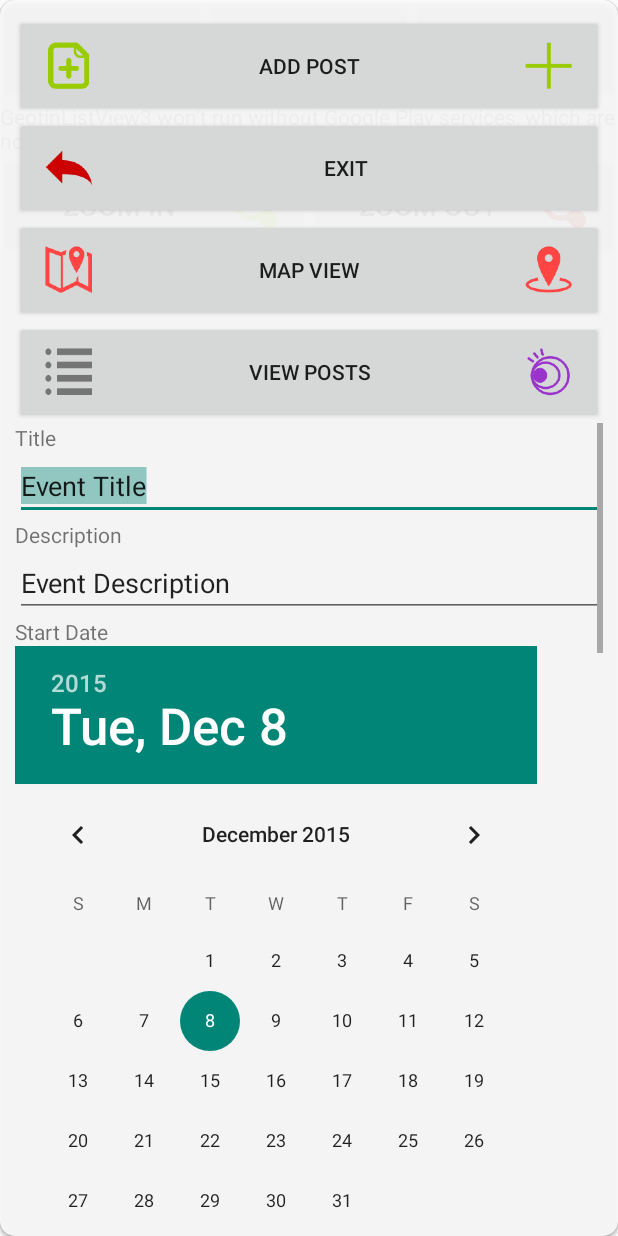
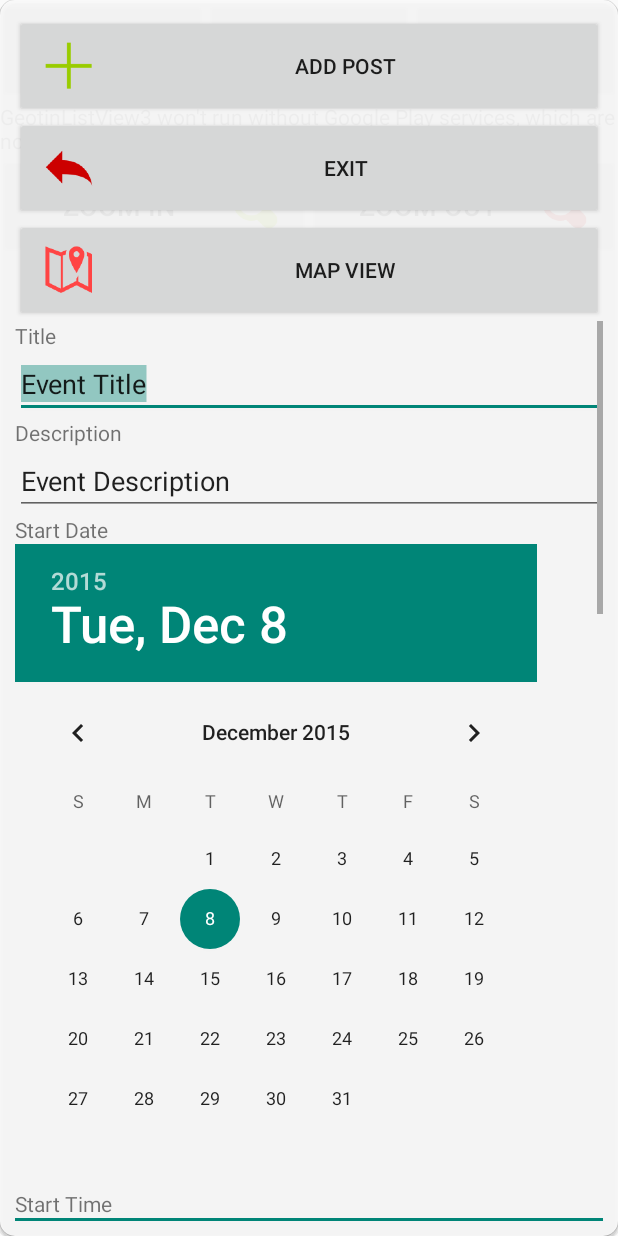
Before and after one commit to chumeda/GeoTinListView3, an Android app: the screen it shows after launch (MapView), after a tap on "POST", on a phone screen of 412 x 824 dp. Run offline under Robolectric (Android 15) with nearby library versions, the phone set to English and light mode, and no system bars; 1 statement that could not run was skipped.

Commit message:
Changed icon buttons. Took out map view

```diff
--- a/app/src/main/java/chumeda/geotinlistview3/AddPost.java
+++ b/app/src/main/java/chumeda/geotinlistview3/AddPost.java
@@ -47,7 +47,7 @@ public class AddPost extends AppCompatActivity implements View.OnClickListener {
         timePickerEndTime = (TimePicker) findViewById(R.id.timePickerEndTime);
 
         buttonAdd = (Button) findViewById(R.id.buttonAdd);
-        buttonView = (Button) findViewById(R.id.buttonView);
+        //buttonView = (Button) findViewById(R.id.buttonView);
         buttonMap = (Button) findViewById(R.id.buttonMap);
 
         //setting listeners to buttons
--- a/app/src/main/java/chumeda/geotinlistview3/ViewAllPosts.java
+++ b/app/src/main/java/chumeda/geotinlistview3/ViewAllPosts.java
@@ -57,7 +57,7 @@ public class ViewAllPosts extends AppCompatActivity implements ListView.OnItemCl
         listView.setOnItemClickListener(this);
         refreshButton = (Button) findViewById(R.id.refresh);
         newPost = (Button) findViewById(R.id.newPostfromList);
-        mapView = (Button) findViewById(R.id.mapViewFromList);
+        //mapView = (Button) findViewById(R.id.mapViewFromList);
         refreshButton.setOnClickListener(this);
         newPost.setOnClickListener(new AdapterView.OnClickListener() {
             @Override
@@ -194,7 +194,7 @@ public class ViewAllPosts extends AppCompatActivity implements ListView.OnItemCl
                 });
             }
         });
-        mapView.setOnClickListener(this);
+        //mapView.setOnClickListener(this);
         getJSON();
     }
 
--- a/app/src/main/res/layout/activity_map_view.xml
+++ b/app/src/main/res/layout/activity_map_view.xml
@@ -18,12 +18,8 @@ android:orientation="vertical">
         android:text="Post"
         android:id="@+id/Post"
         android:layout_gravity="left"
-
-        android:textColor="@color/DarkBlue"
-        android:textSize="@dimen/textSize20"
-
         android:onClick="onPost"
-        android:drawableLeft="@mipmap/ic_posthome"
+        android:drawableLeft="@mipmap/ic_addpost"
         android:layout_weight="1" />
 
     <Button
--- a/app/src/main/res/layout/activity_update_post.xml
+++ b/app/src/main/res/layout/activity_update_post.xml
@@ -13,7 +13,6 @@ android:paddingBottom="@dimen/activity_vertical_margin" tools:context=".ViewPost
         android:layout_width="fill_parent"
         android:layout_height="wrap_content"
         android:text="@string/button_update"
-        android:drawableRight="@mipmap/ic_update"
         android:drawableLeft="@mipmap/ic_updateflag"/>
 
     <Button
@@ -21,8 +20,7 @@ android:paddingBottom="@dimen/activity_vertical_margin" tools:context=".ViewPost
         android:layout_width="fill_parent"
         android:layout_height="wrap_content"
         android:text="@string/button_delete"
-        android:drawableRight="@mipmap/ic_trash"
-        android:drawableLeft="@mipmap/ic_hazard"/>
+        android:drawableLeft="@mipmap/ic_trash" />
     <Button
         android:layout_width="fill_parent"
         android:layout_height="wrap_content"
--- a/app/src/main/res/layout/activity_view_all_posts.xml
+++ b/app/src/main/res/layout/activity_view_all_posts.xml
@@ -30,13 +30,13 @@
             android:text="Refresh"
             android:drawableLeft="@mipmap/ic_fresh"/>
 
-        <Button
+        <!--<Button
             android:id="@+id/mapViewFromList"
             android:layout_width="wrap_content"
             android:layout_height="wrap_content"
             android:layout_gravity="right"
             android:text="Map View"
-            android:drawableLeft="@mipmap/ic_mapphoto"/>
+            android:drawableLeft="@mipmap/ic_mapphoto"/>-->
 
     </LinearLayout>
 
--- a/app/src/main/res/layout/popup_add_post.xml
+++ b/app/src/main/res/layout/popup_add_post.xml
@@ -11,8 +11,7 @@
         android:id="@+id/buttonAdd"
         android:layout_width="fill_parent"
         android:layout_height="wrap_content"
-        android:drawableLeft="@mipmap/ic_addpost"
-        android:drawableRight="@mipmap/ic_plus"
+        android:drawableLeft="@mipmap/ic_plus"
         android:text="@string/button_add" />
     <Button
         android:layout_width="fill_parent"
@@ -25,16 +24,15 @@
         android:layout_width="fill_parent"
         android:layout_height="wrap_content"
         android:text="Map View"
-    android:drawableLeft="@mipmap/ic_mapphoto"
-    android:drawableRight="@mipmap/ic_marker"/>
+    android:drawableLeft="@mipmap/ic_mapphoto" />
 
-    <Button
+<!--    <Button
         android:id="@+id/buttonView"
         android:layout_width="fill_parent"
         android:layout_height="wrap_content"
         android:text="@string/button_view"
         android:drawableLeft="@mipmap/ic_viewallposts"
-        android:drawableRight="@mipmap/ic_eye"/>
+        android:drawableRight="@mipmap/ic_eye"/>-->
 
     <ScrollView
         android:id="@+id/scrollView"
```
